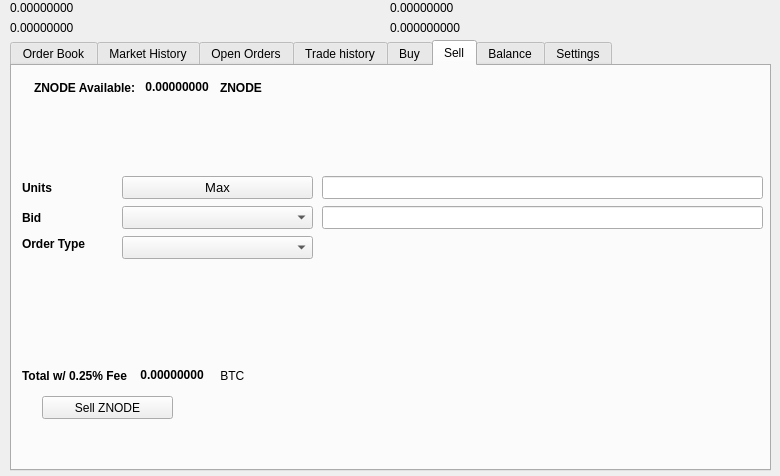
Above: src/qt/forms/tradingdialog.ui from zeronode-project/zeronode before the change. Below: the same form after it.
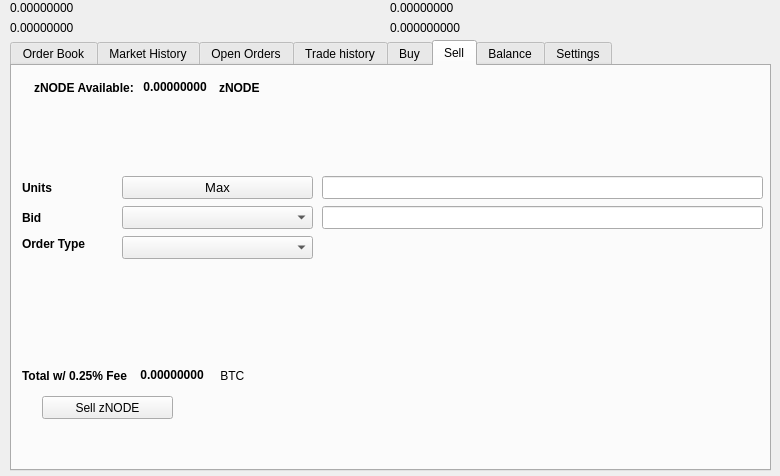
That is the form after the change. The open tabs and pages were chosen to show the change. Icons and pictures are not drawn.

```diff
--- a/src/qt/forms/tradingdialog.ui
+++ b/src/qt/forms/tradingdialog.ui
@@ -1751,7 +1751,7 @@
       </rect>
      </property>
      <property name="text">
-      <string>Sell ZNODE</string>
+      <string>Sell zNODE</string>
      </property>
      <property name="icon">
       <iconset resource="../znode">
@@ -1777,7 +1777,7 @@
          </font>
         </property>
         <property name="text">
-         <string>ZNODE Available:</string>
+         <string>zNODE Available:</string>
         </property>
        </widget>
       </item>
@@ -2221,7 +2221,7 @@
          </font>
         </property>
         <property name="text">
-         <string>ZNODE</string>
+         <string>zNODE</string>
         </property>
        </widget>
       </item>
```
Left out of the diff: 14 changed lines with no effect on the pictures.
